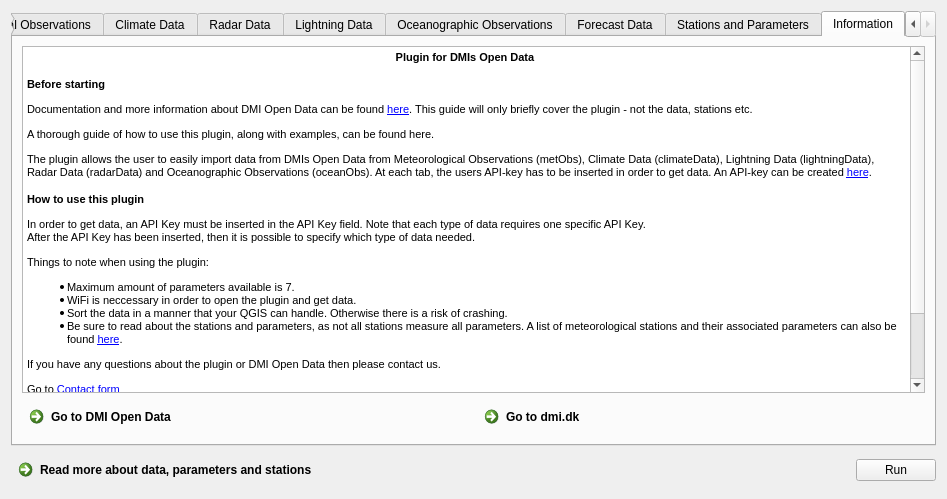
Above: DMI_Open_Data_dialog_base.ui from dmidk/Open-Data-QGIS-plugin before the change. Below: the same form after it.
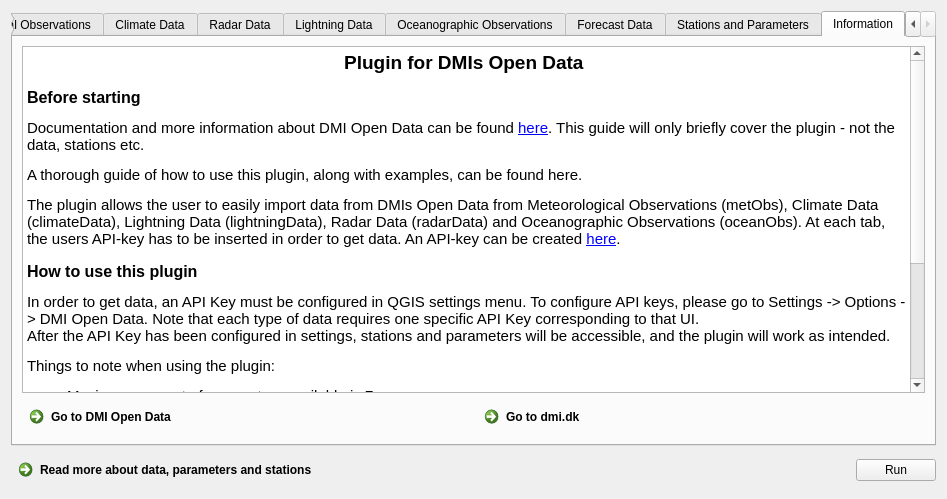
That is the form after the change. The open tabs and pages were chosen to show the change. Icons and pictures are not drawn.

Commit message:
Fix user documentation
Some information was incorrect and outdated

Diff of the .ui file:
```diff
--- a/DMI_Open_Data_dialog_base.ui
+++ b/DMI_Open_Data_dialog_base.ui
@@ -1566,32 +1566,30 @@
       </attribute>
       <layout class="QVBoxLayout" name="verticalLayout_30">
        <item>
-        <widget class="QTextEdit" name="textEdit">
-         <property name="readOnly">
-          <bool>true</bool>
-         </property>
+        <widget class="QTextBrowser" name="textBrowser">
          <property name="html">
           <string>&lt;!DOCTYPE HTML PUBLIC &quot;-//W3C//DTD HTML 4.0//EN&quot; &quot;http://www.w3.org/TR/REC-html40/strict.dtd&quot;&gt;
 &lt;html&gt;&lt;head&gt;&lt;meta name=&quot;qrichtext&quot; content=&quot;1&quot; /&gt;&lt;style type=&quot;text/css&quot;&gt;
 p, li { white-space: pre-wrap; }
 &lt;/style&gt;&lt;/head&gt;&lt;body style=&quot; font-family:'Ubuntu'; font-size:11pt; font-weight:400; font-style:normal;&quot;&gt;
-&lt;p align=&quot;center&quot; style=&quot; margin-top:18px; margin-bottom:12px; margin-left:0px; margin-right:0px; -qt-block-indent:0; text-indent:0px;&quot;&gt;&lt;span style=&quot; font-family:'MS Shell Dlg 2'; font-size:8pt; font-weight:600;&quot;&gt;Plugin for DMIs Open Data &lt;/span&gt;&lt;/p&gt;
-&lt;p style=&quot; margin-top:14px; margin-bottom:12px; margin-left:0px; margin-right:0px; -qt-block-indent:0; text-indent:0px;&quot;&gt;&lt;span style=&quot; font-family:'MS Shell Dlg 2'; font-size:8pt; font-weight:600;&quot;&gt;Before starting&lt;/span&gt;&lt;/p&gt;
-&lt;p style=&quot; margin-top:12px; margin-bottom:12px; margin-left:0px; margin-right:0px; -qt-block-indent:0; text-indent:0px;&quot;&gt;&lt;span style=&quot; font-family:'MS Shell Dlg 2'; font-size:8pt;&quot;&gt;Documentation and more information about DMI Open Data can be found &lt;/span&gt;&lt;a href=&quot;https://confluence.govcloud.dk/display/FDAPI/Danish+Meteorological+Institute+-+Open+Data&quot;&gt;&lt;span style=&quot; font-family:'MS Shell Dlg 2'; font-size:8pt; text-decoration: underline; color:#0000ff;&quot;&gt;here&lt;/span&gt;&lt;/a&gt;&lt;span style=&quot; font-family:'MS Shell Dlg 2'; font-size:8pt;&quot;&gt;. This guide will only briefly cover the plugin - not the data, stations etc.&lt;/span&gt;&lt;/p&gt;
-&lt;p style=&quot; margin-top:12px; margin-bottom:12px; margin-left:0px; margin-right:0px; -qt-block-indent:0; text-indent:0px;&quot;&gt;&lt;span style=&quot; font-family:'MS Shell Dlg 2'; font-size:8pt;&quot;&gt;A thorough guide of how to use this plugin, along with examples, can be found here. &lt;/span&gt;&lt;/p&gt;
-&lt;p style=&quot; margin-top:12px; margin-bottom:12px; margin-left:0px; margin-right:0px; -qt-block-indent:0; text-indent:0px;&quot;&gt;&lt;span style=&quot; font-family:'MS Shell Dlg 2'; font-size:8pt;&quot;&gt;The plugin allows the user to easily import data from DMIs Open Data from Meteorological Observations (metObs), Climate Data (climateData), Lightning Data (lightningData), Radar Data (radarData) and Oceanographic Observations (oceanObs). At each tab, the users API-key has to be inserted in order to get data. An API-key can be created &lt;/span&gt;&lt;a href=&quot;https://confluence.govcloud.dk/display/FDAPI/User+Creation&quot;&gt;&lt;span style=&quot; font-family:'MS Shell Dlg 2'; font-size:8pt; text-decoration: underline; color:#0000ff;&quot;&gt;here&lt;/span&gt;&lt;/a&gt;&lt;span style=&quot; font-family:'MS Shell Dlg 2'; font-size:8pt;&quot;&gt;.&lt;/span&gt;&lt;/p&gt;
-&lt;p style=&quot; margin-top:14px; margin-bottom:12px; margin-left:0px; margin-right:0px; -qt-block-indent:0; text-indent:0px;&quot;&gt;&lt;span style=&quot; font-family:'MS Shell Dlg 2'; font-size:8pt; font-weight:600;&quot;&gt;How to use this plugin&lt;/span&gt;&lt;/p&gt;
-&lt;p style=&quot; margin-top:12px; margin-bottom:12px; margin-left:0px; margin-right:0px; -qt-block-indent:0; text-indent:0px;&quot;&gt;&lt;span style=&quot; font-family:'MS Shell Dlg 2'; font-size:8pt;&quot;&gt;In order to get data, an API Key must be inserted in the API Key field. Note that each type of data requires one specific API Key. &lt;br /&gt;After the API Key has been inserted, then it is possible to specify which type of data needed. &lt;/span&gt;&lt;/p&gt;
-&lt;p style=&quot; margin-top:12px; margin-bottom:12px; margin-left:0px; margin-right:0px; -qt-block-indent:0; text-indent:0px;&quot;&gt;&lt;span style=&quot; font-family:'MS Shell Dlg 2'; font-size:8pt;&quot;&gt;Things to note when using the plugin: &lt;/span&gt;&lt;/p&gt;
-&lt;ul style=&quot;margin-top: 0px; margin-bottom: 0px; margin-left: 0px; margin-right: 0px; -qt-list-indent: 1;&quot;&gt;&lt;li style=&quot; font-family:'MS Shell Dlg 2'; font-size:8pt;&quot; style=&quot; margin-top:12px; margin-bottom:0px; margin-left:0px; margin-right:0px; -qt-block-indent:0; text-indent:0px;&quot;&gt;Maximum amount of parameters available is 7.&lt;/li&gt;
-&lt;li style=&quot; font-family:'MS Shell Dlg 2'; font-size:8pt;&quot; style=&quot; margin-top:0px; margin-bottom:0px; margin-left:0px; margin-right:0px; -qt-block-indent:0; text-indent:0px;&quot;&gt;WiFi is neccessary in order to open the plugin and get data.&lt;/li&gt;
-&lt;li style=&quot; font-family:'MS Shell Dlg 2'; font-size:8pt;&quot; style=&quot; margin-top:0px; margin-bottom:0px; margin-left:0px; margin-right:0px; -qt-block-indent:0; text-indent:0px;&quot;&gt;Sort the data in a manner that your QGIS can handle. Otherwise there is a risk of crashing.&lt;/li&gt;
-&lt;li style=&quot; font-family:'MS Shell Dlg 2'; font-size:8pt;&quot; style=&quot; margin-top:0px; margin-bottom:12px; margin-left:0px; margin-right:0px; -qt-block-indent:0; text-indent:0px;&quot;&gt;Be sure to read about the stations and parameters, as not all stations measure all parameters. A list of meteorological stations and their associated parameters can also be found &lt;a href=&quot;https://confluence.govcloud.dk/pages/viewpage.action?pageId=53086560&quot;&gt;&lt;span style=&quot; text-decoration: underline; color:#0000ff;&quot;&gt;here&lt;/span&gt;&lt;/a&gt;.&lt;/li&gt;&lt;/ul&gt;
-&lt;p style=&quot; margin-top:12px; margin-bottom:12px; margin-left:0px; margin-right:0px; -qt-block-indent:0; text-indent:0px;&quot;&gt;&lt;span style=&quot; font-family:'MS Shell Dlg 2'; font-size:8pt;&quot;&gt;If you have any questions about the plugin or DMI Open Data then please contact us. &lt;/span&gt;&lt;/p&gt;
-&lt;p style=&quot; margin-top:12px; margin-bottom:12px; margin-left:0px; margin-right:0px; -qt-block-indent:0; text-indent:0px;&quot;&gt;&lt;span style=&quot; font-family:'MS Shell Dlg 2'; font-size:8pt;&quot;&gt;Go to &lt;/span&gt;&lt;a href=&quot;https://www.dmi.dk/kontakt/frie-data/&quot;&gt;&lt;span style=&quot; font-family:'MS Shell Dlg 2'; font-size:8pt; text-decoration: underline; color:#0000ff;&quot;&gt;Contact form&lt;/span&gt;&lt;/a&gt;&lt;span style=&quot; font-family:'MS Shell Dlg 2'; font-size:8pt; font-weight:600;&quot;&gt;&lt;br /&gt;&lt;/span&gt;&lt;span style=&quot; font-family:'MS Shell Dlg 2'; font-size:8pt;&quot;&gt;Call DMI support: +45 39 15 75 00&lt;/span&gt;&lt;/p&gt;
-&lt;p style=&quot; margin-top:12px; margin-bottom:12px; margin-left:0px; margin-right:0px; -qt-block-indent:0; text-indent:0px;&quot;&gt;&lt;img src=&quot;https://confluence.govcloud.dk/download/thumbnails/41718638/Open%20Data%20-%20Hvid%20baggrund%20med%20bl%C3%A5%20cirkler%20og%20tekst.png?version=1&amp;amp;modificationDate=1622790552000&amp;amp;api=v2&quot; width=&quot;100&quot; height=&quot;100&quot; /&gt;&lt;/p&gt;
-&lt;p style=&quot; margin-top:12px; margin-bottom:12px; margin-left:0px; margin-right:0px; -qt-block-indent:0; text-indent:0px;&quot;&gt;&lt;span style=&quot; font-family:'MS Shell Dlg 2'; font-size:8pt;&quot;&gt;&lt;br /&gt; &lt;/span&gt;&lt;/p&gt;
-&lt;p style=&quot; margin-top:12px; margin-bottom:12px; margin-left:0px; margin-right:0px; -qt-block-indent:0; text-indent:0px;&quot;&gt;&lt;span style=&quot; font-family:'MS Shell Dlg 2'; font-size:8pt;&quot;&gt; &lt;/span&gt;&lt;/p&gt;&lt;/body&gt;&lt;/html&gt;</string>
+&lt;p align=&quot;center&quot; style=&quot; margin-top:18px; margin-bottom:12px; margin-left:0px; margin-right:0px; -qt-block-indent:0; text-indent:0px;&quot;&gt;&lt;span style=&quot; font-family:'MS Shell Dlg 2'; font-size:14pt; font-weight:600;&quot;&gt;Plugin for DMIs Open Data &lt;/span&gt;&lt;/p&gt;
+&lt;p style=&quot; margin-top:14px; margin-bottom:12px; margin-left:0px; margin-right:0px; -qt-block-indent:0; text-indent:0px;&quot;&gt;&lt;span style=&quot; font-family:'MS Shell Dlg 2'; font-size:12pt; font-weight:600;&quot;&gt;Before starting&lt;/span&gt;&lt;/p&gt;
+&lt;p style=&quot; margin-top:12px; margin-bottom:12px; margin-left:0px; margin-right:0px; -qt-block-indent:0; text-indent:0px;&quot;&gt;&lt;span style=&quot; font-family:'MS Shell Dlg 2';&quot;&gt;Documentation and more information about DMI Open Data can be found &lt;/span&gt;&lt;a href=&quot;https://confluence.govcloud.dk/display/FDAPI/Danish+Meteorological+Institute+-+Open+Data&quot;&gt;&lt;span style=&quot; font-family:'MS Shell Dlg 2'; text-decoration: underline; color:#0000ff;&quot;&gt;here&lt;/span&gt;&lt;/a&gt;&lt;span style=&quot; font-family:'MS Shell Dlg 2';&quot;&gt;. This guide will only briefly cover the plugin - not the data, stations etc.&lt;/span&gt;&lt;/p&gt;
+&lt;p style=&quot; margin-top:12px; margin-bottom:12px; margin-left:0px; margin-right:0px; -qt-block-indent:0; text-indent:0px;&quot;&gt;&lt;span style=&quot; font-family:'MS Shell Dlg 2';&quot;&gt;A thorough guide of how to use this plugin, along with examples, can be found here. &lt;/span&gt;&lt;/p&gt;
+&lt;p style=&quot; margin-top:12px; margin-bottom:12px; margin-left:0px; margin-right:0px; -qt-block-indent:0; text-indent:0px;&quot;&gt;&lt;span style=&quot; font-family:'MS Shell Dlg 2';&quot;&gt;The plugin allows the user to easily import data from DMIs Open Data from Meteorological Observations (metObs), Climate Data (climateData), Lightning Data (lightningData), Radar Data (radarData) and Oceanographic Observations (oceanObs). At each tab, the users API-key has to be inserted in order to get data. An API-key can be created &lt;/span&gt;&lt;a href=&quot;https://confluence.govcloud.dk/display/FDAPI/User+Creation&quot;&gt;&lt;span style=&quot; font-family:'MS Shell Dlg 2'; text-decoration: underline; color:#0000ff;&quot;&gt;here&lt;/span&gt;&lt;/a&gt;&lt;span style=&quot; font-family:'MS Shell Dlg 2';&quot;&gt;.&lt;/span&gt;&lt;/p&gt;
+&lt;p style=&quot; margin-top:14px; margin-bottom:12px; margin-left:0px; margin-right:0px; -qt-block-indent:0; text-indent:0px;&quot;&gt;&lt;span style=&quot; font-family:'MS Shell Dlg 2'; font-size:12pt; font-weight:600;&quot;&gt;How to use this plugin&lt;/span&gt;&lt;/p&gt;
+&lt;p style=&quot; margin-top:12px; margin-bottom:12px; margin-left:0px; margin-right:0px; -qt-block-indent:0; text-indent:0px;&quot;&gt;&lt;span style=&quot; font-family:'MS Shell Dlg 2';&quot;&gt;In order to get data, an API Key must be configured in QGIS settings menu. To configure API keys, please go to Settings -&amp;gt; Options -&amp;gt; DMI Open Data. Note that each type of data requires one specific API Key corresponding to that UI. &lt;br /&gt;After the API Key has been configured in settings, stations and parameters will be accessible, and the plugin will work as intended. &lt;/span&gt;&lt;/p&gt;
+&lt;p style=&quot; margin-top:12px; margin-bottom:12px; margin-left:0px; margin-right:0px; -qt-block-indent:0; text-indent:0px;&quot;&gt;&lt;span style=&quot; font-family:'MS Shell Dlg 2';&quot;&gt;Things to note when using the plugin: &lt;/span&gt;&lt;/p&gt;
+&lt;ul style=&quot;margin-top: 0px; margin-bottom: 0px; margin-left: 0px; margin-right: 0px; -qt-list-indent: 1;&quot;&gt;&lt;li style=&quot; font-family:'MS Shell Dlg 2';&quot; style=&quot; margin-top:12px; margin-bottom:0px; margin-left:0px; margin-right:0px; -qt-block-indent:0; text-indent:0px;&quot;&gt;Maximum amount of parameters available is 7.&lt;/li&gt;
+&lt;li style=&quot; font-family:'MS Shell Dlg 2';&quot; style=&quot; margin-top:0px; margin-bottom:0px; margin-left:0px; margin-right:0px; -qt-block-indent:0; text-indent:0px;&quot;&gt;Internet is neccessary in order to open the plugin and get data.&lt;/li&gt;
+&lt;li style=&quot; font-family:'MS Shell Dlg 2';&quot; style=&quot; margin-top:0px; margin-bottom:0px; margin-left:0px; margin-right:0px; -qt-block-indent:0; text-indent:0px;&quot;&gt;Sort the data in a manner that your QGIS can handle. Otherwise there is a risk of crashing.&lt;/li&gt;
+&lt;li style=&quot; font-family:'MS Shell Dlg 2';&quot; style=&quot; margin-top:0px; margin-bottom:12px; margin-left:0px; margin-right:0px; -qt-block-indent:0; text-indent:0px;&quot;&gt;Be sure to read about the stations and parameters, as not all stations measure all parameters. A list of meteorological stations and their associated parameters can also be found &lt;a href=&quot;https://confluence.govcloud.dk/pages/viewpage.action?pageId=53086560&quot;&gt;&lt;span style=&quot; text-decoration: underline; color:#0000ff;&quot;&gt;here&lt;/span&gt;&lt;/a&gt;.&lt;/li&gt;&lt;/ul&gt;
+&lt;p style=&quot; margin-top:12px; margin-bottom:12px; margin-left:0px; margin-right:0px; -qt-block-indent:0; text-indent:0px;&quot;&gt;&lt;span style=&quot; font-family:'MS Shell Dlg 2';&quot;&gt;If you have any questions about the plugin or DMI Open Data then please contact us. &lt;/span&gt;&lt;/p&gt;
+&lt;p style=&quot; margin-top:12px; margin-bottom:12px; margin-left:0px; margin-right:0px; -qt-block-indent:0; text-indent:0px;&quot;&gt;&lt;span style=&quot; font-family:'MS Shell Dlg 2';&quot;&gt;Go to &lt;/span&gt;&lt;a href=&quot;https://www.dmi.dk/kontakt/frie-data/&quot;&gt;&lt;span style=&quot; font-family:'MS Shell Dlg 2'; text-decoration: underline; color:#0000ff;&quot;&gt;Contact form&lt;/span&gt;&lt;/a&gt;&lt;span style=&quot; font-family:'MS Shell Dlg 2'; font-weight:600;&quot;&gt;&lt;br /&gt;&lt;/span&gt;&lt;span style=&quot; font-family:'MS Shell Dlg 2';&quot;&gt;Call DMI support: +45 39 15 75 00&lt;/span&gt;&lt;/p&gt;
+&lt;p style=&quot; margin-top:12px; margin-bottom:12px; margin-left:0px; margin-right:0px; -qt-block-indent:0; text-indent:0px;&quot;&gt;&lt;img src=&quot;https://confluence.govcloud.dk/download/thumbnails/41718638/Open%20Data%20-%20Hvid%20baggrund%20med%20bl%C3%A5%20cirkler%20og%20tekst.png?version=1&amp;amp;modificationDate=1622790552000&amp;amp;api=v2&quot; width=&quot;100&quot; height=&quot;100&quot; /&gt;&lt;/p&gt;&lt;/body&gt;&lt;/html&gt;</string>
+         </property>
+         <property name="openExternalLinks">
+          <bool>true</bool>
          </property>
         </widget>
        </item>
```
Left out of the diff: 22 changed lines with no effect on the pictures. The commit also changes 3 other files.
